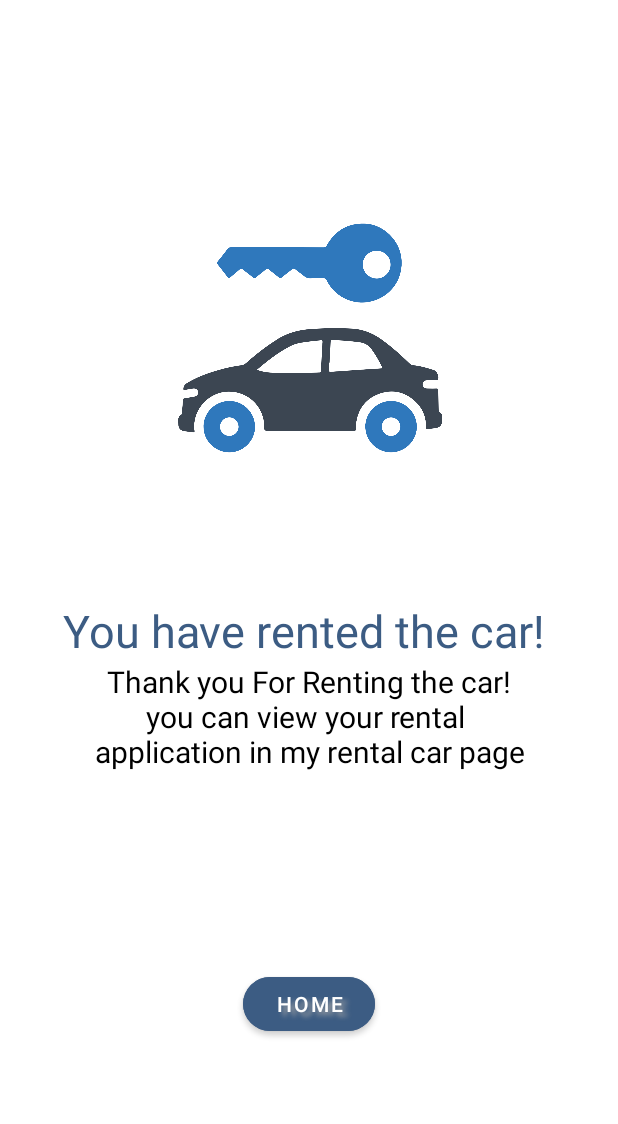
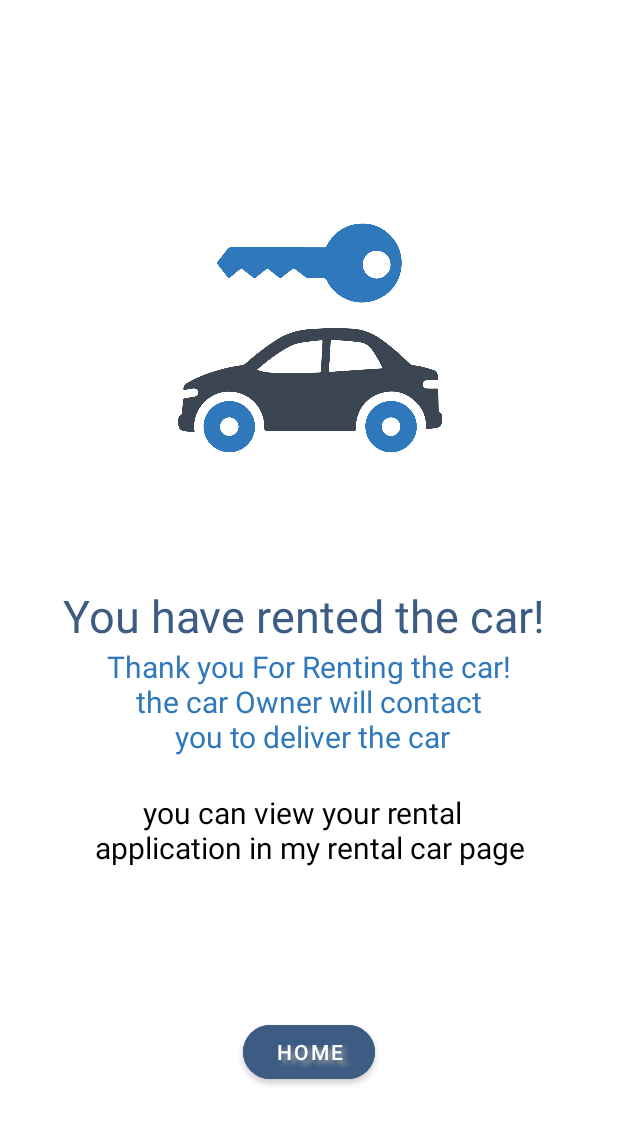
Before and after one commit to Lujain-M02/CarRentalCar_Project, an Android app: the rent_conf screen opened directly, with no data from a screen before it, on a phone screen of 412 x 824 dp. Shown: the top 1124 px of the screen. Run offline under Robolectric (Android 15) with nearby library versions, the phone set to English and light mode, and no system bars.

Commit message:
colors only

```diff
--- a/app/src/main/res/layout/activity_rent_conf.xml
+++ b/app/src/main/res/layout/activity_rent_conf.xml
@@ -21,7 +21,7 @@
         android:id="@+id/textView4"
         android:layout_width="wrap_content"
         android:layout_height="wrap_content"
-        android:layout_marginTop="50dp"
+        android:layout_marginTop="40dp"
         android:text="You have rented the car! "
         android:textColor="#3C5C83"
         android:textSize="30sp"
@@ -33,13 +33,25 @@
         android:id="@+id/textView5"
         android:layout_width="wrap_content"
         android:layout_height="wrap_content"
-        android:text="Thank you For Renting the car!\n you can view your rental  \napplication in my rental car page"
+        android:text="Thank you For Renting the car!\nthe car Owner will contact\n you to deliver the car\n"
+        android:textColor="#2F78BC"
+        android:textSize="20sp"
+        android:gravity="center"
+        app:layout_constraintEnd_toEndOf="parent"
+        app:layout_constraintStart_toStartOf="parent"
+        app:layout_constraintTop_toBottomOf="@+id/textView4" />
+
+    <TextView
+        android:id="@+id/textView6"
+        android:layout_width="wrap_content"
+        android:layout_height="wrap_content"
+        android:text="you can view your rental  \napplication in my rental car page"
         android:textColor="@color/black"
         android:textSize="20sp"
         android:gravity="center"
         app:layout_constraintEnd_toEndOf="parent"
         app:layout_constraintStart_toStartOf="parent"
-        app:layout_constraintTop_toBottomOf="@+id/textView4" />
+        app:layout_constraintTop_toBottomOf="@+id/textView5" />
 
     <Button
         android:id="@+id/btn_home"
@@ -55,5 +67,5 @@
         app:layout_constraintBottom_toBottomOf="parent"
         app:layout_constraintEnd_toEndOf="parent"
         app:layout_constraintStart_toStartOf="parent"
-        app:layout_constraintTop_toBottomOf="@+id/textView5" />
+        app:layout_constraintTop_toBottomOf="@+id/textView6" />
 </androidx.constraintlayout.widget.ConstraintLayout>
```
